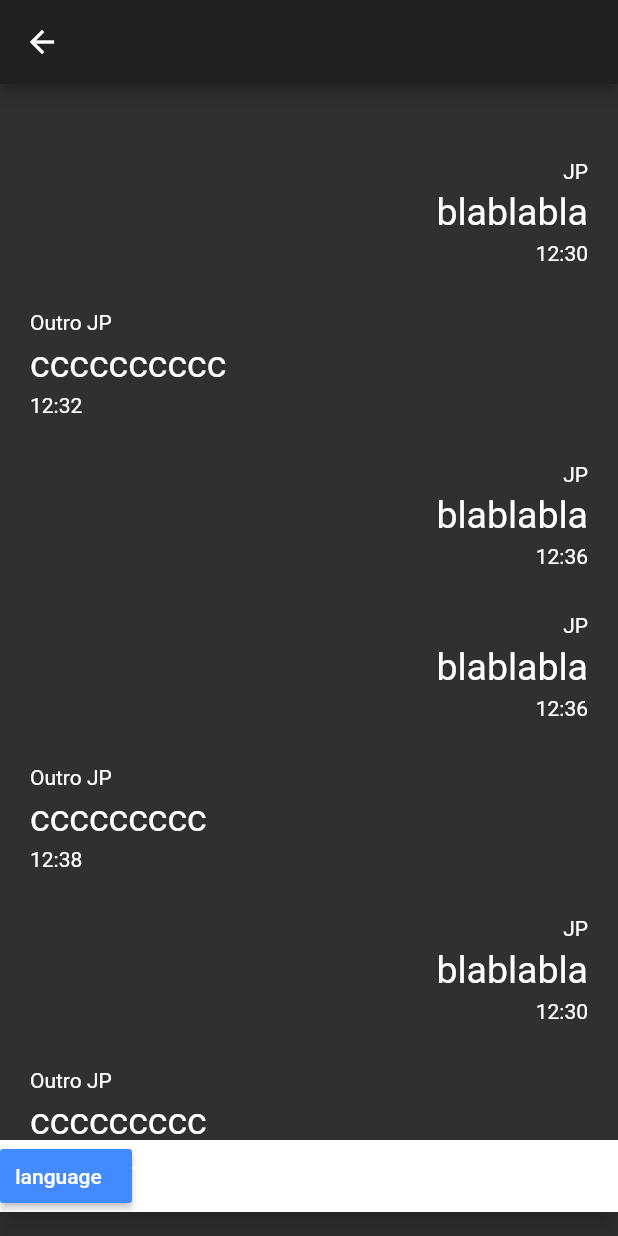
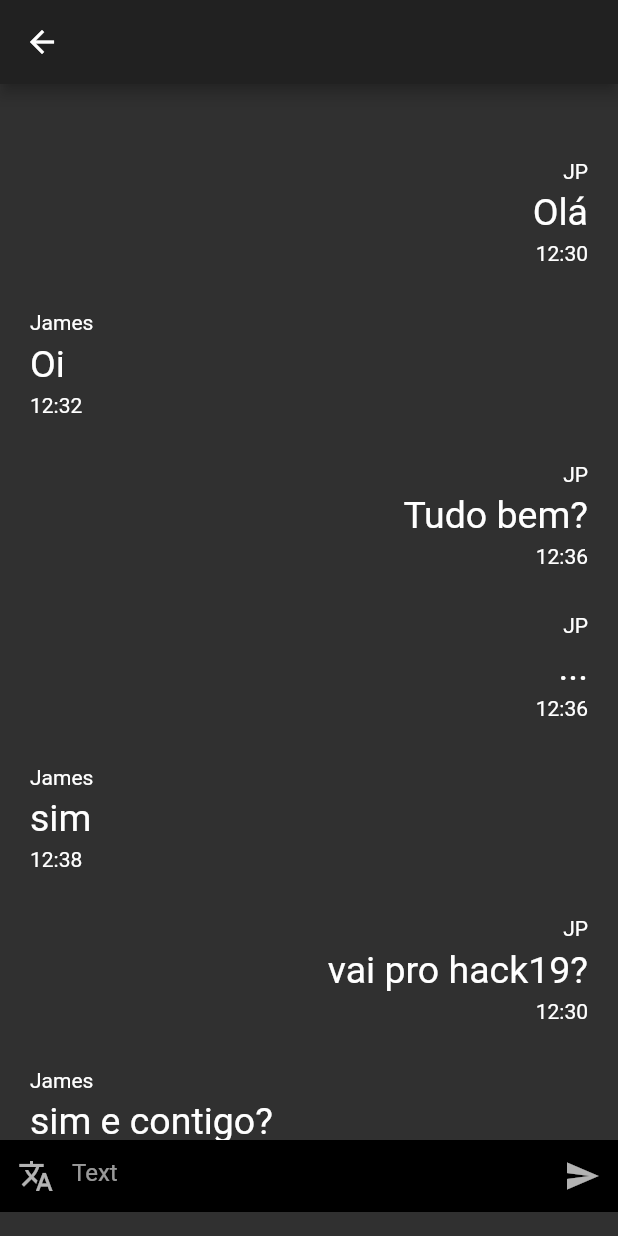
Before and after one commit to joaopaulogse/hack19flutter, a Flutter app: the ChatPage screen opened directly with empty values, on a phone screen of 412 x 824 dp. Run offline on Flutter 3.47's test engine with Material 2 defaults, Android fonts, the phone set to English and light mode, and no system bars; our stand-ins replace firebase_database; accounts and stored records are empty.

Commit message:
feat: pages add message

```diff
--- a/lib/pages/chat_page.dart
+++ b/lib/pages/chat_page.dart
@@ -1,9 +1,11 @@
+import 'package:firebase_database/firebase_database.dart';
 import 'package:flutter/material.dart';
 import 'package:hack19flutter/model/message.dart';
 
 class ChatPage extends StatefulWidget {
-  ChatPage({Key key, this.title}) : super(key: key);
+  ChatPage({Key key, this.title, this.keyFire}) : super(key: key);
   final String title;
+  final String keyFire;
 
   @override
   _ChatPageState createState() => _ChatPageState();
@@ -13,19 +15,28 @@ class _ChatPageState extends State<ChatPage> {
   String user = "JP";
 
   List<Message> listMock = [
-    Message("JP", "blablabla", "12:30"),
-    Message("Outro JP", "cccccccccc", "12:32"),
-    Message("JP", "blablabla", "12:36"),
-    Message("JP", "blablabla", "12:36"),
-    Message("Outro JP", "ccccccccc", "12:38"),
-    Message("JP", "blablabla", "12:30"),
-    Message("Outro JP", "ccccccccc", "12:38"),
-    Message("Outro JP", "ccccccccc", "12:38"),
+    Message("JP", "Olá", "12:30"),
+    Message("James", "Oi", "12:32"),
+    Message("JP", "Tudo bem?", "12:36"),
+    Message("JP", "...", "12:36"),
+    Message("James", "sim", "12:38"),
+    Message("JP", "vai pro hack19?", "12:30"),
+    Message("James", "sim e contigo?", "12:38"),
+    Message("James", "sim irei", "12:38"),
   ];
-
+  final _messageController = TextEditingController();
+  final databaseReference = FirebaseDatabase.instance.reference();
   @override
   void initState() {
     super.initState();
+    // databaseReference.child("rooms/${widget.keyFire}/messages").once().then((DataSnapshot snapshot) {
+    //   // listMock.add(Message(s))
+    //   print(Map.from(snapshot.value));
+    //   var a = Map.fromEntries(snapshot.value);
+    //   print(a);
+    //   print(snapshot.value);
+    // });
+    // print(a);
   }
 
   @override
@@ -36,9 +47,9 @@ class _ChatPageState extends State<ChatPage> {
         title: Text(widget.title),
       ),
       body: _body(),
-     floatingActionButton: _appBar(),
-     floatingActionButtonLocation: FloatingActionButtonLocation.centerFloat,
-     //bottomNavigationBar: _appBar(),
+      floatingActionButton: _appBar(context),
+      floatingActionButtonLocation: FloatingActionButtonLocation.centerFloat,
+      //bottomNavigationBar: _appBar(),
     );
   }
 
@@ -49,29 +60,101 @@ class _ChatPageState extends State<ChatPage> {
     );
   }
 
-  BottomAppBar _appBar() {
-    return BottomAppBar(
-        color: Colors.white,
-        child:  Row(
-          mainAxisSize: MainAxisSize.min,
-          mainAxisAlignment: MainAxisAlignment.spaceBetween,
-          children: [
-            RaisedButton(
-              child: const Text("language"),
-              padding: EdgeInsets.only(right: 10),
-              color: Colors.blueAccent,
-              onPressed: (){},
+  Widget _appBar(context) {
+    return Container(
+      color: Colors.black,
+      child: TextField(
+        decoration: InputDecoration(
+            prefixIcon: IconButton(
+              icon: Icon(Icons.translate),
+              onPressed: () {
+                showModalBottomSheet(
+                    context: context,
+                    builder: (BuildContext context) {
+                      return Column(
+                        mainAxisSize: MainAxisSize.min,
+                        children: <Widget>[
+                          ListTile(
+                            leading: Icon(Icons.translate),
+                            title: Text('Brazil'),
+                            onTap: () {
+                              setState(() {
+                                listMock = [
+                                  Message("JP", "Olá", "12:30"),
+                                  Message("James", "Oi", "12:32"),
+                                  Message("JP", "Tudo bem?", "12:36"),
+                                  Message("JP", "...", "12:36"),
+                                  Message("James", "sim", "12:38"),
+                                  Message("JP", "vai pro hack19?", "12:30"),
+                                  Message("James", "sim e contigo?", "12:38"),
+                                  Message("James", "sim irei", "12:38"),
+                                ];
+                              });
+                            },
+                          ),
+                          ListTile(
+                            leading: Icon(Icons.translate),
+                            title: Text('France'),
+                            onTap: () {
+                              setState(() {
+                                listMock = [
+                                  Message("JP", "Bonjour", "12:30"),
+                                  Message("James", "Bonjour", "12:32"),
+                                  Message("JP", "Ça va?", "12:36"),
+                                  Message("JP", "...", "12:36"),
+                                  Message("James", "oui", "12:38"),
+                                  Message("JP", "Pro hack19?", "12:30"),
+                                  Message("James", "Oui et avec toi?", "12:38"),
+                                  Message("James", "oui je le ferai", "12:38"),
+                                ];
+                              });
+                            },
+                          ),
+                          ListTile(
+                            leading: Icon(Icons.translate),
+                            title: Text('USA'),
+                            onTap: () {
+                              setState(() {
+                                listMock = [
+                                  Message("JP", "Hello", "12:30"),
+                                  Message("James", "Hi", "12:32"),
+                                  Message("JP", "Okay?", "12:36"),
+                                  Message("JP", "...", "12:36"),
+                                  Message("James", "yes", "12:38"),
+                                  Message("JP", "pro hack19?", "12:30"),
+                                  Message(
+                                      "James", "yes and with you?", "12:38"),
+                                  Message("James", "I will go", "12:38"),
+                                ];
+                              });
+                            },
+                          ),
+                        ],
+                      );
+                    });
+              },
             ),
-            Flexible(
-            child:TextFormField(
-              cursorColor:  Colors.black,
-              style: TextStyle(color: Colors.black),
-              decoration: InputDecoration(
-                  border: InputBorder.none, hintText: 'Text'),
+            border: InputBorder.none,
+            fillColor: Colors.white,
+            suffixIcon: IconButton(
+              icon: Icon(Icons.send),
+              onPressed: () async {
+                // await databaseReference
+                //     .child("rooms/${widget.keyFire}/messages")
+                //     .push()
+                //     .set({
+                //   "name": user,
+                //   "message": {"pt": _messageController.text}
+                // });
+                setState((){
+                  listMock.add(Message("JP", _messageController.text, "12:38"));
+                });
+                _messageController.text = '';
+              },
             ),
-            )
-          ],
-        ),
+            hintText: 'Text'),
+        controller: _messageController,
+      ),
     );
   }
 
@@ -135,3 +218,5 @@ class _ChatPageState extends State<ChatPage> {
     );
   }
 }
+
+_showModal(BuildContext context) {}
```
Also changed, not shown: lib/pages/chat_list.dart (+27 -16 lines), lib/pages/create_chat.dart (+8 -0 lines).
